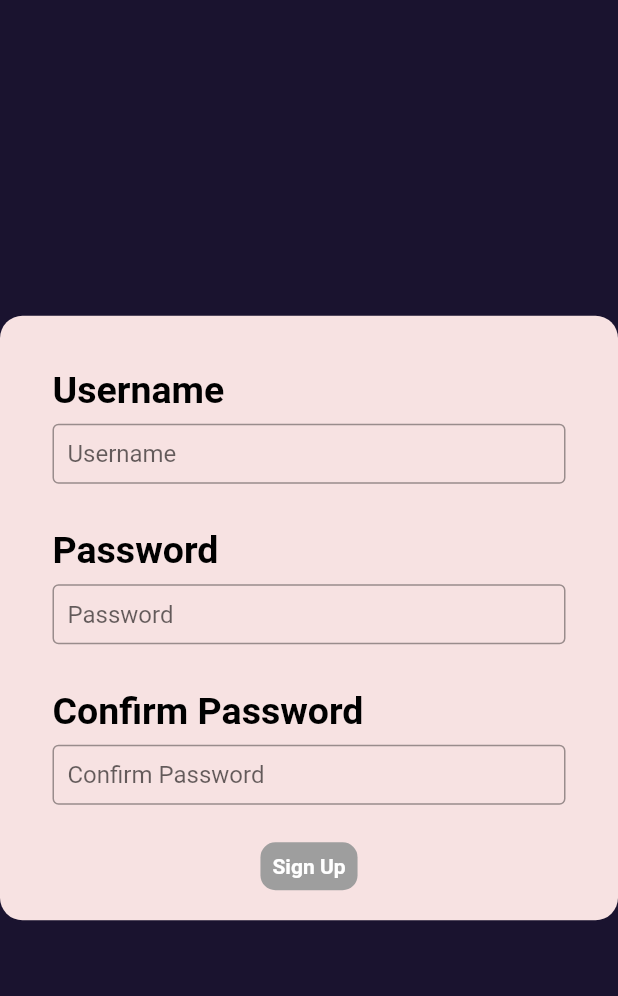
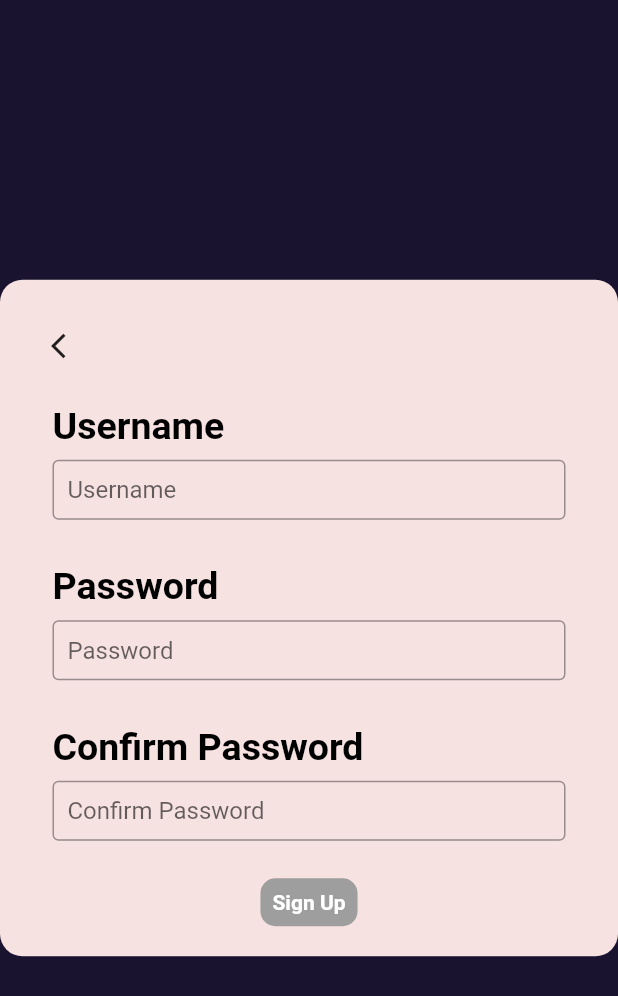
Before and after one commit to bssughosh/login_workflow, a Flutter app: the screen it shows after launch, after a tap on "Sign Up", on a phone screen of 412 x 824 dp. Shown: the top 996 px of the screen. Run offline on Flutter 3.47's test engine with Material 2 defaults, Android fonts, the phone set to English and light mode, and no system bars; our stand-ins replace flutter_clean_architecture, fluttertoast, get_it, shared_preferences.

Commit message:
fix: back button

```diff
--- a/lib/app/sign_up/mobile/initialization_view_mobile.dart
+++ b/lib/app/sign_up/mobile/initialization_view_mobile.dart
@@ -32,6 +32,13 @@ class InitializationStateViewMobile extends StatelessWidget {
               child: Column(
                 mainAxisSize: MainAxisSize.min,
                 children: [
+                  Align(
+                    alignment: Alignment.centerLeft,
+                    child: IconButton(
+                      icon: const Icon(Icons.arrow_back_ios, size: 20),
+                      onPressed: controller.navigateBack,
+                    ),
+                  ),
                   CommonTextField(
                     textEditingController: controller.usernameTextField,
                     onChanged: controller.onTextFieldChanged,
```
